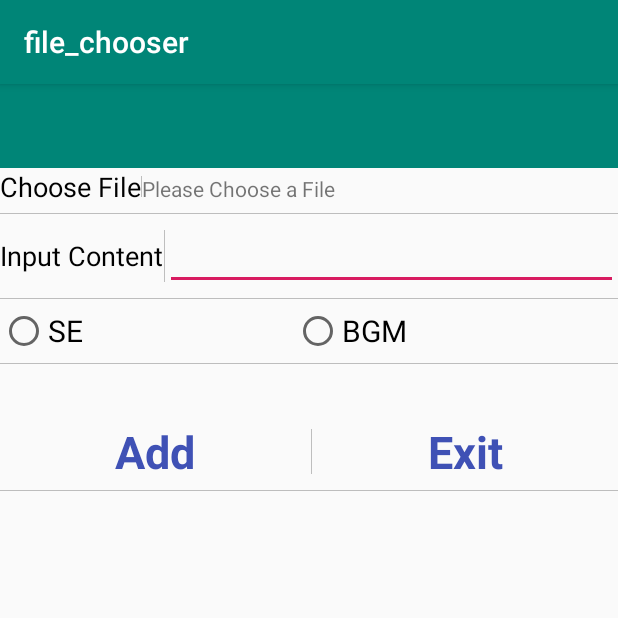
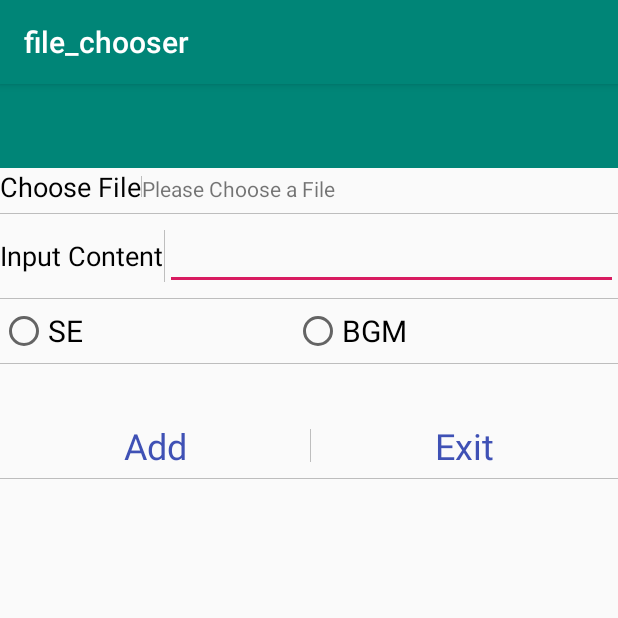
Before and after one commit to kotoar/bgmse, an Android app: the FileAddActivity screen opened directly, with no data from a screen before it, on a phone screen of 412 x 824 dp, the top half of it. Run offline under Robolectric (Android 15) with nearby library versions, the phone set to English and light mode, and no system bars.

Commit message:
UI adjuction

```diff
--- a/app/src/main/java/com/kanae/bgmse/ui/main/Fragment1.java
+++ b/app/src/main/java/com/kanae/bgmse/ui/main/Fragment1.java
@@ -92,6 +92,7 @@ public class Fragment1 extends Fragment {
                 musicPool.play_se(childseid);
             }
         });
+
         linearLayout1.addView(child);
         stack_flag += 1;
     }
--- a/app/src/main/res/layout/add_items.xml
+++ b/app/src/main/res/layout/add_items.xml
@@ -130,8 +130,7 @@
             android:textAlignment="center"
             android:textAllCaps="false"
             android:textColor="#3F51B5"
-            android:textSize="30sp"
-            android:textStyle="bold" />
+            android:textSize="24sp" />
 
         <View
             android:layout_width="1px"
@@ -149,8 +148,7 @@
             android:textAlignment="center"
             android:textAllCaps="false"
             android:textColor="#3F51B5"
-            android:textSize="30sp"
-            android:textStyle="bold" />
+            android:textSize="24sp" />
     </LinearLayout>
 
     <View android:layout_width="fill_parent"
--- a/app/src/main/res/layout/magnet.xml
+++ b/app/src/main/res/layout/magnet.xml
@@ -11,6 +11,7 @@
         android:layout_width="match_parent"
         android:layout_height="wrap_content"
         android:text="Label Text"
+        android:textColor="#000000"
         android:textSize="24sp" />
 
     <TextView
```
